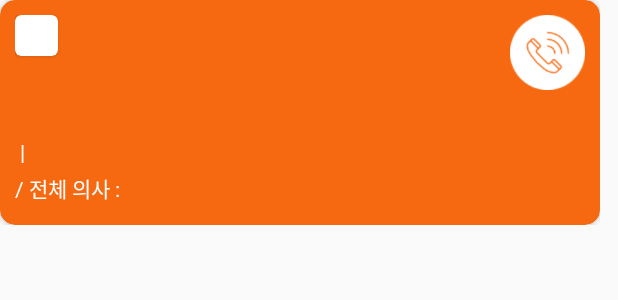
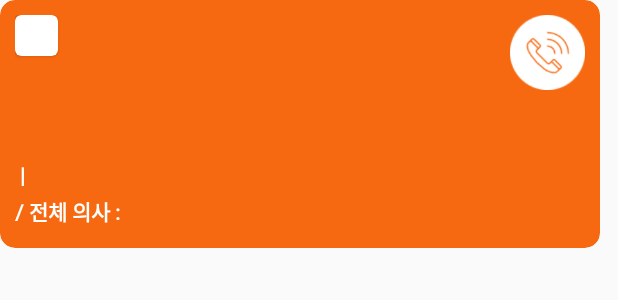
Before and after one commit to Wijinhyun/Api_test, an Android app: the layout view_info_window.xml on its own in the app's theme, with its tools: preview values and no code run, on a phone screen of 412 x 824 dp. Shown: the top 300 px of the screen. Run offline under Robolectric (Android 15) with nearby library versions, the phone set to English and light mode, and no system bars.

Commit message:
201119_2319

```diff
--- a/app/src/main/res/drawable/circle_progress.xml
+++ b/app/src/main/res/drawable/circle_progress.xml
@@ -1,5 +1,6 @@
 <?xml version="1.0" encoding="utf-8"?>
-<rotate xmlns:android="http://schemas.android.com/apk/res/android"
+<rotate
+    xmlns:android="http://schemas.android.com/apk/res/android"
     android:fromDegrees="0"
     android:pivotX="50%"
     android:pivotY="50%"
--- a/app/src/main/res/layout/activity_main.xml
+++ b/app/src/main/res/layout/activity_main.xml
@@ -2,6 +2,7 @@
 <androidx.constraintlayout.widget.ConstraintLayout xmlns:android="http://schemas.android.com/apk/res/android"
     xmlns:app="http://schemas.android.com/apk/res-auto"
     xmlns:tools="http://schemas.android.com/tools"
+    android:id="@+id/start_main"
     android:layout_width="match_parent"
     android:layout_height="match_parent"
     tools:context=".MainActivity">
--- a/app/src/main/res/layout/maplayout.xml
+++ b/app/src/main/res/layout/maplayout.xml
@@ -2,6 +2,7 @@
 <RelativeLayout
     xmlns:android="http://schemas.android.com/apk/res/android"
     xmlns:app="http://schemas.android.com/apk/res-auto"
+    android:id="@+id/start_map"
     android:orientation="vertical"
     android:layout_width="match_parent"
     android:layout_height="match_parent">
--- a/app/src/main/res/layout/view_info_window.xml
+++ b/app/src/main/res/layout/view_info_window.xml
@@ -6,7 +6,7 @@
     <ImageView
         android:layout_gravity="center"
         android:layout_width="200dp"
-        android:layout_height="150dp"
+        android:layout_height="160dp"
         android:src="@drawable/info_back"
         android:scaleType="centerCrop"/>
 <LinearLayout
@@ -87,7 +87,7 @@
             <LinearLayout
                 android:layout_width="match_parent"
                 android:layout_height="wrap_content"
-                android:layout_marginBottom="4dp"
+                android:layout_marginBottom="6dp"
                 android:orientation="horizontal">
 
                 <TextView
@@ -96,7 +96,7 @@
                     android:layout_height="wrap_content"
                     android:fontFamily="@font/hangeulnurib"
                     android:textColor="#FFFFFF"
-                    android:textSize="20sp"
+                    android:textSize="30sp"
                     android:textStyle="bold" />
             </LinearLayout>
 
@@ -111,12 +111,14 @@
                     android:id="@+id/iw_distance"
                     android:layout_width="wrap_content"
                     android:layout_height="wrap_content"
+                    android:textStyle="bold"
                     android:textColor="#FFFFFF" />
 
                 <TextView
                     android:layout_width="wrap_content"
                     android:layout_height="wrap_content"
                     android:fontFamily="@font/hangeulnurib"
+                    android:textStyle="bold"
                     android:text=" | "
                     android:textColor="#FFFFFF" />
 
@@ -124,6 +126,7 @@
                     android:id="@+id/iw_addr"
                     android:layout_width="wrap_content"
                     android:layout_height="wrap_content"
+                    android:textStyle="bold"
                     android:textColor="#FFFFFF" />
             </LinearLayout>
 
@@ -139,6 +142,7 @@
                     android:layout_width="wrap_content"
                     android:layout_height="wrap_content"
                     android:fontFamily="@font/hangeulnurir"
+                    android:textStyle="bold"
                     android:text=""
                     android:textColor="#FFFFFF" />
 
@@ -147,12 +151,14 @@
                     android:layout_width="wrap_content"
                     android:layout_height="wrap_content"
                     android:fontFamily="@font/hangeulnurir"
+                    android:textStyle="bold"
                     android:textColor="#FFFFFF" />
 
                 <TextView
                     android:layout_width="wrap_content"
                     android:layout_height="wrap_content"
                     android:fontFamily="@font/hangeulnurir"
+                    android:textStyle="bold"
                     android:text="/ 전체 의사 : "
                     android:textColor="#FFFFFF" />
 
@@ -160,6 +166,7 @@
                     android:id="@+id/iw_drTotCnt"
                     android:layout_width="wrap_content"
                     android:layout_height="wrap_content"
+                    android:textStyle="bold"
                     android:fontFamily="@font/hangeulnurir"
                     android:textColor="#FFFFFF" />
             </LinearLayout>
```
Also changed, not shown: app/src/main/java/com/example/api_test/MainActivity.java (+7 -1 lines), app/src/main/java/com/example/api_test/MapActivity.java (+35 -3 lines), app/src/main/res/anim/reverse_alphaex.xml (added, +10 -0 lines).
